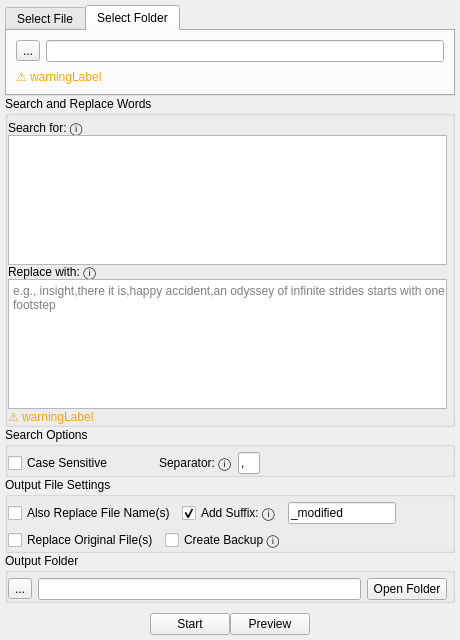
This is mainwindow.ui in js-lm/Simple-Word-Replacer as Qt 5 draws it before an edit. The edited form follows.
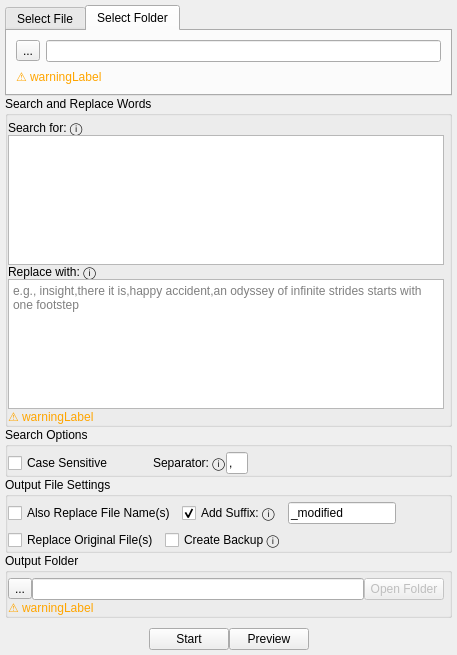
This is the edited form. The open tabs and pages were chosen to show the change. Icons and pictures are not drawn. Custom widgets are drawn as their Qt base class.

Patch:
```diff
--- a/mainwindow.ui
+++ b/mainwindow.ui
@@ -6,8 +6,8 @@
    <rect>
     <x>0</x>
     <y>0</y>
-    <width>460</width>
-    <height>640</height>
+    <width>457</width>
+    <height>655</height>
    </rect>
   </property>
   <property name="windowTitle">
@@ -44,6 +44,9 @@
       <property name="layoutDirection">
        <enum>Qt::LayoutDirection::LeftToRight</enum>
       </property>
+      <property name="styleSheet">
+       <string notr="true"/>
+      </property>
       <property name="tabPosition">
        <enum>QTabWidget::TabPosition::North</enum>
       </property>
@@ -231,6 +234,9 @@
        <string>Search Options</string>
       </property>
       <layout class="QHBoxLayout" name="horizontalLayout_7">
+       <property name="spacing">
+        <number>0</number>
+       </property>
        <property name="leftMargin">
         <number>0</number>
        </property>
@@ -306,6 +312,9 @@
        <string>Output File Settings</string>
       </property>
       <layout class="QVBoxLayout" name="verticalLayout_2">
+       <property name="spacing">
+        <number>-1</number>
+       </property>
        <property name="leftMargin">
         <number>0</number>
        </property>
@@ -411,6 +420,12 @@
        <property name="bottomMargin">
         <number>0</number>
        </property>
+       <property name="horizontalSpacing">
+        <number>-1</number>
+       </property>
+       <property name="verticalSpacing">
+        <number>0</number>
+       </property>
        <item row="0" column="0">
         <layout class="QHBoxLayout" name="outputPath">
          <item>
@@ -429,6 +444,9 @@
          </item>
          <item>
           <widget class="QPushButton" name="openOutFolderButton">
+           <property name="enabled">
+            <bool>false</bool>
+           </property>
            <property name="text">
             <string>Open Folder</string>
            </property>
@@ -436,6 +454,16 @@
          </item>
         </layout>
        </item>
+       <item row="1" column="0">
+        <widget class="QLabel" name="outFolderWarning">
+         <property name="styleSheet">
+          <string notr="true">color:rgb(255, 165, 0)</string>
+         </property>
+         <property name="text">
+          <string>⚠ warningLabel</string>
+         </property>
+        </widget>
+       </item>
       </layout>
      </widget>
     </item>
```
Left out of the diff: 6 changed lines with no effect on the pictures.
